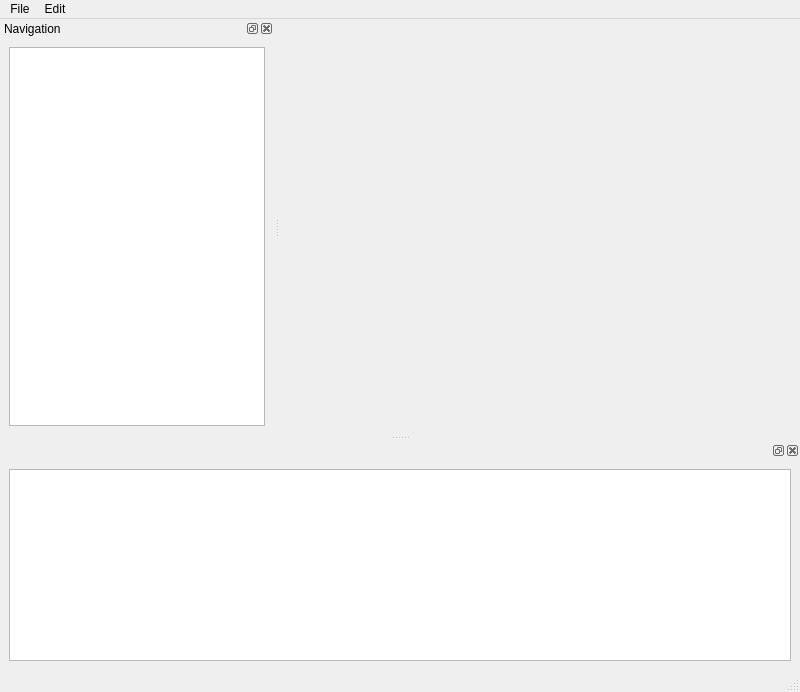
Above: UI/main.ui from MakoTime/Fracture before the change. Below: the same form after it.
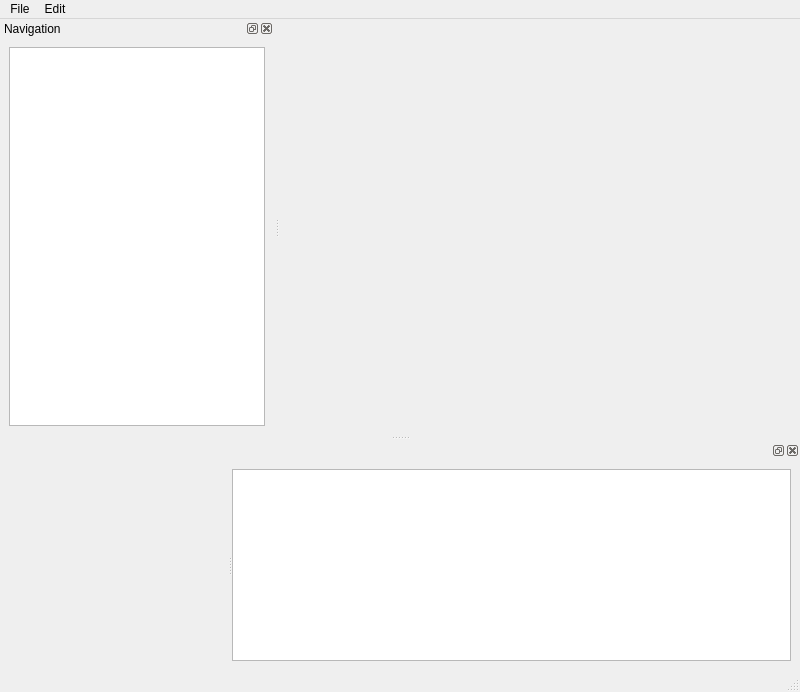
That is the form after the change. Custom widgets are drawn as their Qt base class.

Patch:
```diff
--- a/UI/main.ui
+++ b/UI/main.ui
@@ -75,7 +75,13 @@
     <widget class="QWidget" name="sceneDockContents">
      <layout class="QVBoxLayout" name="sceneLayout">
       <item>
-      <widget class="TableView" name="tableView"/>
+      <widget class="QSplitter" name="sceneSplitter">
+       <property name="orientation">
+        <enum>Qt::Orientation::Horizontal</enum>
+       </property>
+       <widget class="EngineRunner" name="engineRunner"/>
+             <widget class="TableView" name="tableView"/>
+      </widget>
       </item>
      </layout>
     </widget>
@@ -97,6 +103,11 @@
    <extends>QTableView</extends>
    <header>components.table.view</header>
   </customwidget>
+  <customwidget>
+   <class>EngineRunner</class>
+   <extends>QWidget</extends>
+   <header>engine.engine_view</header>
+  </customwidget>
  </customwidgets>
  <resources/>
  <connections/>
```
